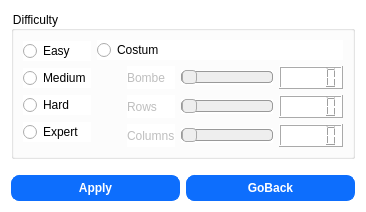
Above: option.ui from B-AJ-Amar/Minesweeper before the change. Below: the same form after it.
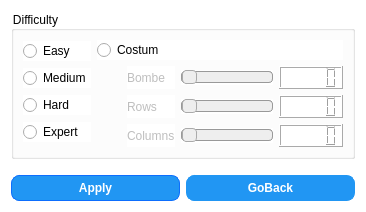
That is the form after the change.

The edit to the form file:
```diff
--- a/option.ui
+++ b/option.ui
@@ -7,7 +7,7 @@
     <x>0</x>
     <y>0</y>
     <width>366</width>
-    <height>207</height>
+    <height>211</height>
    </rect>
   </property>
   <property name="windowTitle">
@@ -353,8 +353,9 @@
      <item>
       <widget class="QPushButton" name="apply">
        <property name="styleSheet">
-        <string notr="true">QPushButton {
-  background-color: #0d6efd;
+        <string notr="true">
+QPushButton {
+  background-color: #2196F3;
   color: #fff;
   font-weight: 600;
   border-radius: 8px;
@@ -363,9 +364,8 @@
   margin-top: 10px;
   outline: 0px;
 }
-QPushButton:hover,
-QPushButton:focus {
-  background-color: #0b5ed7;
+QPushButton:hover {
+  background-color: #0d6efd;
   border: 3px solid #9ac3fe;
 }</string>
        </property>
@@ -377,19 +377,20 @@
      <item>
       <widget class="QPushButton" name="GoBack">
        <property name="styleSheet">
-        <string notr="true">QPushButton {
-  background-color: #0d6efd;
+        <string notr="true">
+
+QPushButton {
+  background-color: #2196F3;
   color: #fff;
   font-weight: 600;
   border-radius: 8px;
-  border: 1px solid #0d6efd;
+  border: 1px solid #2196F3;
   padding: 5px 15px;
   margin-top: 10px;
   outline: 0px;
 }
-QPushButton:hover,
-QPushButton:focus {
-  background-color: #0b5ed7;
+QPushButton:hover {
+  background-color: #0d6efd;
   border: 3px solid #9ac3fe;
 }</string>
        </property>
```
